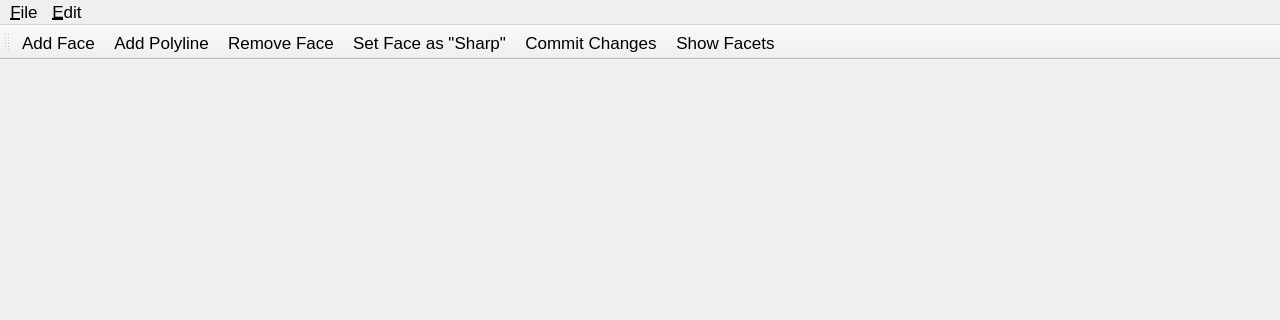
First picture: the form in Application/QtFrontend/MainWindow.ui, repository randyfan/NOME3, before the edit; both pictures show x 0 to 1280 and y 0 to 320 of the 1280 by 720 pixel window.
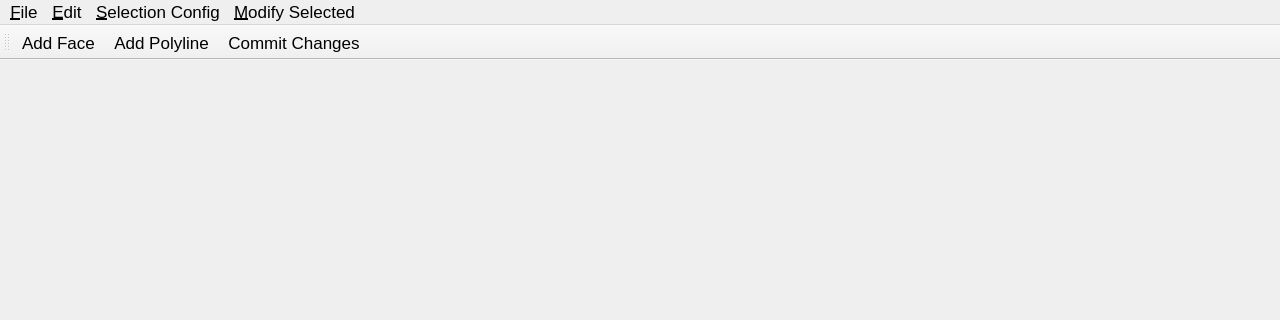
Second picture: the form after the edit.

Commit message: begin fixing select edge coloring

The edit to the form file:
```diff
--- a/Application/QtFrontend/MainWindow.ui
+++ b/Application/QtFrontend/MainWindow.ui
@@ -75,10 +75,30 @@
      <addaction name="actionCommitChanges"/>
      <addaction name="actionShowFacets"/>
    </widget>
-   <addaction name="menuFile"/>
+
+    <widget class="QMenu" name="menuSelect">
+    <property name="title">
+     <string>&amp;Selection Config</string>
+    </property>
+    <addaction name="actionToggleVertexSelection"/>
+    <addaction name="actionToggleEdgeSelection"/>
+    <addaction name="actionToggleFaceSelection"/>
+   </widget>
+
+    <widget class="QMenu" name="menuModifySelected">
+      <property name="title">
+        <string>&amp;Modify Selected</string>
+      </property>
+      <addaction name="actionRemoveFace"/>
+    </widget>
+
+
+    <addaction name="menuFile"/>
    <!--<addaction name="menuAdd"/>-->
    <addaction name="menuEdit"/>
-   <addaction name="menuAbout"/>
+   <!--<addaction name="menuAbout"/>-->
+    <addaction name="menuSelect"/>
+    <addaction name="menuModifySelected"/>
   </widget>
   <widget class="QStatusBar" name="statusbar"/>
   <widget class="QToolBar" name="toolBar">
@@ -98,12 +118,12 @@
    </attribute>
    <addaction name="actionAddFace"/>
    <addaction name="actionAddPolyline"/>
-   <addaction name="actionRemoveFace"/>
-    <addaction name="actionSharpenFace"/>
+   <!--<addaction name="actionRemoveFace"/>-->
+   <!--<addaction name="actionSharpenFace"/>-->
    <!--<addaction name="actionResetTempMesh"/>
    <addaction name="separator"/>-->
    <addaction name="actionCommitChanges"/>
-    <addaction name="actionShowFacets"/>
+   <!--<addaction name="actionShowFacets"/>-->
   </widget>
   <action name="actionNew">
    <property name="text">
@@ -187,11 +207,11 @@
       <string>Remove Face</string>
     </property>
   </action>
-   <action name="actionSharpenFace">
+<!--   <action name="actionSharpenFace">
      <property name="text">
        <string>Set Face as "Sharp"</string>
      </property>
-   </action>
+   </action>-->
 <!--  <action name="actionResetTempMesh">
    <property name="text">
     <string>Reset Temp Mesh</string>
```
Left out of the diff: 30 changed lines with no effect on the pictures. The commit also changes 16 other files.
